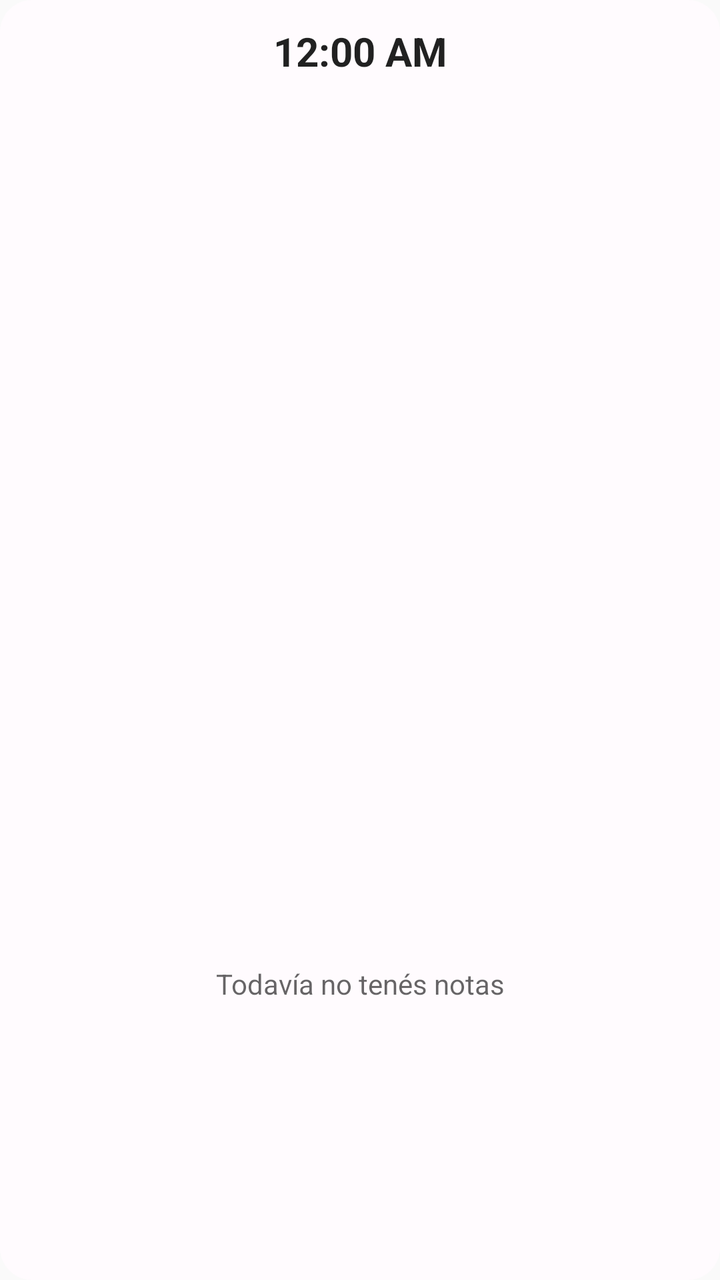
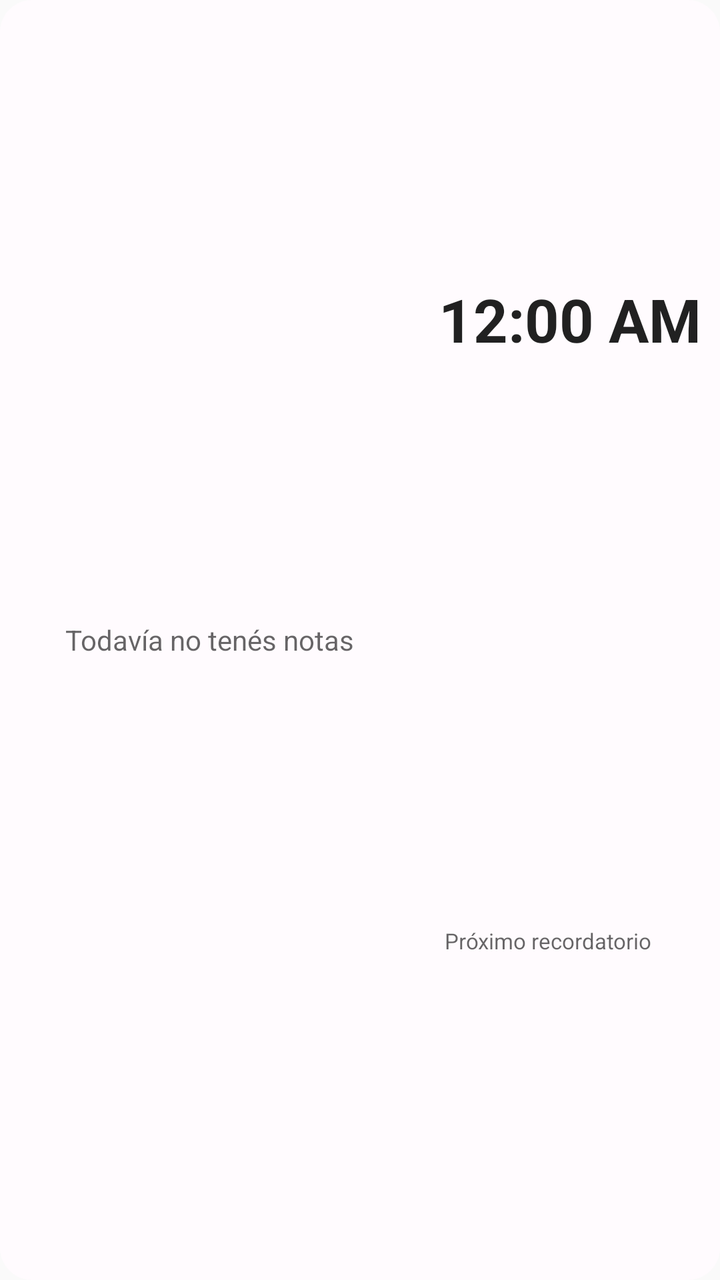

Compare the two renders of this Android layout. The source of the first and the diff that turns it into the second are given below.
<!-- AndroidManifest.xml: application theme Theme.Notes -->
<!-- res/layout/widget_all_notes_clock.xml -->
<?xml version="1.0" encoding="utf-8"?>
<LinearLayout xmlns:android="http://schemas.android.com/apk/res/android"
    android:id="@+id/Layout"
    android:layout_width="match_parent"
    android:layout_height="match_parent"
    android:background="@drawable/widget_background_light"
    android:orientation="vertical">

    
    <TextClock
        android:id="@+id/Clock"
        android:layout_width="match_parent"
        android:layout_height="wrap_content"
        android:layout_gravity="center_horizontal"
        android:gravity="center"
        android:paddingTop="12dp"
        android:paddingBottom="4dp"
        android:format12Hour="h:mm a"
        android:format24Hour="H:mm"
        android:textSize="20sp"
        android:textStyle="bold" />

    
    <LinearLayout
        android:id="@+id/HeaderDivider"
        android:layout_width="match_parent"
        android:layout_height="1dp"
        android:layout_marginTop="4dp" />

    
    <ListView
        android:id="@+id/ListView"
        android:layout_width="match_parent"
        android:layout_height="0dp"
        android:layout_weight="1"
        android:divider="@null"
        android:dividerHeight="0dp"
        android:paddingTop="4dp"
        android:paddingBottom="4dp" />

    
    <TextView
        android:id="@+id/Empty"
        android:layout_width="match_parent"
        android:layout_height="0dp"
        android:layout_weight="1"
        android:gravity="center"
        android:padding="16dp"
        android:text="@string/all_notes_clock_widget_empty"
        android:textColor="?android:attr/textColorSecondary" />

</LinearLayout>
<!-- resources referenced by this layout -->
<resources>
  <!-- drawable widget_background_light (drawable) -->
  <?xml version="1.0" encoding="utf-8"?>
  <shape xmlns:android="http://schemas.android.com/apk/res/android">
      <corners android:radius="16dp" />
      <solid android:color="#FFFFFBFE" />
  </shape>
  <string name="all_notes_clock_widget_empty">Todavía no tenés notas</string>
  <style name="Theme.Notes" parent="android:Theme.Material.Light.NoActionBar" />
</resources>

<!-- the commit's change to res/layout/widget_all_notes_clock.xml (unified diff, before → after) -->
@@ -4,49 +4,94 @@
     android:layout_width="match_parent"
     android:layout_height="match_parent"
     android:background="@drawable/widget_background_light"
-    android:orientation="vertical">
+    android:orientation="horizontal">
 
     
-    <TextClock
-        android:id="@+id/Clock"
-        android:layout_width="match_parent"
-        android:layout_height="wrap_content"
-        android:layout_gravity="center_horizontal"
-        android:gravity="center"
-        android:paddingTop="12dp"
-        android:paddingBottom="4dp"
-        android:format12Hour="h:mm a"
-        android:format24Hour="H:mm"
-        android:textSize="20sp"
-        android:textStyle="bold" />
+    <FrameLayout
+        android:layout_width="0dp"
+        android:layout_height="match_parent"
+        android:layout_weight="1.4">
+
+        <ListView
+            android:id="@+id/ListView"
+            android:layout_width="match_parent"
+            android:layout_height="match_parent"
+            android:divider="@null"
+            android:dividerHeight="0dp"
+            android:paddingTop="4dp"
+            android:paddingBottom="4dp" />
+
+        
+        <TextView
+            android:id="@+id/Empty"
+            android:layout_width="match_parent"
+            android:layout_height="match_parent"
+            android:gravity="center"
+            android:padding="16dp"
+            android:text="@string/all_notes_clock_widget_empty"
+            android:textColor="?android:attr/textColorSecondary" />
+    </FrameLayout>
 
     
     <LinearLayout
-        android:id="@+id/HeaderDivider"
-        android:layout_width="match_parent"
-        android:layout_height="1dp"
-        android:layout_marginTop="4dp" />
+        android:id="@+id/VerticalDivider"
+        android:layout_width="1dp"
+        android:layout_height="match_parent" />
 
     
-    <ListView
-        android:id="@+id/ListView"
-        android:layout_width="match_parent"
-        android:layout_height="0dp"
+    <LinearLayout
+        android:layout_width="0dp"
+        android:layout_height="match_parent"
         android:layout_weight="1"
-        android:divider="@null"
-        android:dividerHeight="0dp"
-        android:paddingTop="4dp"
-        android:paddingBottom="4dp" />
+        android:orientation="vertical">
 
-    
-    <TextView
-        android:id="@+id/Empty"
-        android:layout_width="match_parent"
-        android:layout_height="0dp"
-        android:layout_weight="1"
-        android:gravity="center"
-        android:padding="16dp"
-        android:text="@string/all_notes_clock_widget_empty"
-        android:textColor="?android:attr/textColorSecondary" />
+        
+        <TextClock
+            android:id="@+id/Clock"
+            android:layout_width="match_parent"
+            android:layout_height="0dp"
+            android:layout_weight="1"
+            android:gravity="center"
+            android:format12Hour="h:mm a"
+            android:format24Hour="H:mm"
+            android:textSize="30sp"
+            android:textStyle="bold" />
+
+        <LinearLayout
+            android:id="@+id/HeaderDivider"
+            android:layout_width="match_parent"
+            android:layout_height="1dp" />
+
+        
+        <LinearLayout
+            android:id="@+id/ReminderBox"
+            android:layout_width="match_parent"
+            android:layout_height="0dp"
+            android:layout_weight="1"
+            android:orientation="vertical"
+            android:gravity="center_vertical"
+            android:paddingStart="12dp"
+            android:paddingEnd="12dp">
+
+            <TextView
+                android:id="@+id/ReminderLabel"
+                android:layout_width="match_parent"
+                android:layout_height="wrap_content"
+                android:text="@string/all_notes_clock_widget_reminder_label"
+                android:textSize="11sp"
+                android:textColor="?android:attr/textColorSecondary" />
+
+            <TextView
+                android:id="@+id/ReminderValue"
+                android:layout_width="match_parent"
+                android:layout_height="wrap_content"
+                android:layout_marginTop="2dp"
+                android:maxLines="2"
+                android:ellipsize="end"
+                android:fontFamily="sans-serif-medium"
+                android:textSize="13sp"
+                android:textColor="?android:attr/textColorPrimary" />
+        </LinearLayout>
+    </LinearLayout>
 
 </LinearLayout>
<!-- resource entries referenced after the edit -->
@@ -7,6 +7,7 @@
       <solid android:color="#FFFFFBFE" />
   </shape>
   <string name="all_notes_clock_widget_empty">Todavía no tenés notas</string>
+  <string name="all_notes_clock_widget_reminder_label">Próximo recordatorio</string>
   <style name="Theme.Notes" parent="android:Theme.Material.Light.NoActionBar" />
 </resources>
 
